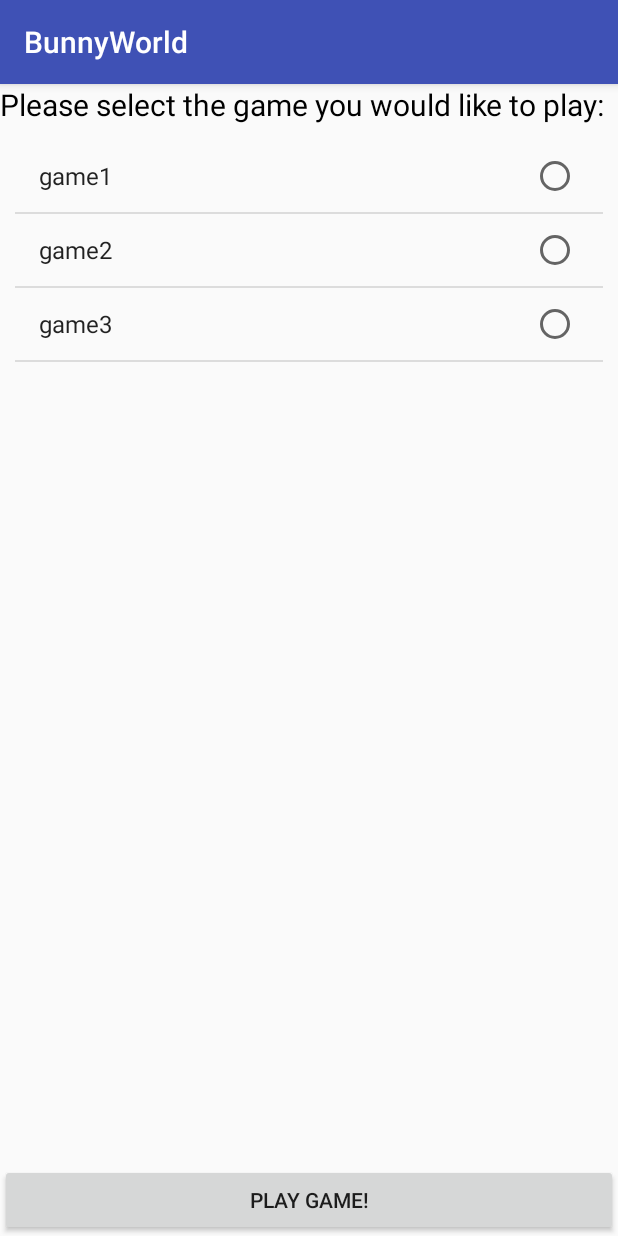
After one commit to cmguyman11/108adventure, an Android app: the PlayGameOptions screen opened directly, with no data from a screen before it, on a phone screen of 412 x 824 dp. The commit adds this screen. Run offline under Robolectric (Android 15) with nearby library versions, the phone set to English and light mode, and no system bars.

Commit message:
santiago initial version of the app with main activity, edit activity, and the two activities needed to start a game

```diff
--- a/app/src/main/AndroidManifest.xml
+++ b/app/src/main/AndroidManifest.xml
@@ -16,6 +16,9 @@
                 <category android:name="android.intent.category.LAUNCHER" />
             </intent-filter>
         </activity>
+        <activity android:name=".PlayGame" />
+        <activity android:name=".EditGame" />
+        <activity android:name=".PlayGameOptions"></activity>
     </application>
 
 </manifest>
--- /dev/null
+++ b/app/src/main/java/edu/stanford/cs108/bunnyworld/PlayGameOptions.java
@@ -0,0 +1,73 @@
+package edu.stanford.cs108.bunnyworld;
+
+import android.content.Intent;
+import android.database.Cursor;
+import android.database.sqlite.SQLiteDatabase;
+import android.support.v7.app.AppCompatActivity;
+import android.os.Bundle;
+import android.view.View;
+import android.widget.ArrayAdapter;
+import android.widget.ListAdapter;
+import android.widget.ListView;
+import android.widget.TextView;
+
+public class PlayGameOptions extends AppCompatActivity {
+    SQLiteDatabase db;
+
+    @Override
+    protected void onCreate(Bundle savedInstanceState) {
+        super.onCreate(savedInstanceState);
+        setContentView(R.layout.activity_play_game_options);
+
+        //Creates a test table to see if our adapter works
+        String setUpStr = "CREATE TABLE games ("
+                + "game TEXT, "
+                + "_id INTEGER PRIMARY KEY AUTOINCREMENT);";
+
+        String testTable = "INSERT INTO games VALUES " +
+                "('game1', NULL)," +
+                "('game2', NULL)," +
+                "('game3', NULL);";
+
+        db = openOrCreateDatabase("gamesDB", MODE_PRIVATE,null);
+        Cursor tablesCursor = db.rawQuery("SELECT name FROM sqlite_master " +
+                "WHERE type='table' AND name='games'", null);
+
+        if(tablesCursor.getCount() == 0) {
+            db.execSQL(setUpStr);
+            db.execSQL(testTable);
+        }
+
+        Cursor cursor = db.rawQuery("SELECT * FROM games", null);
+        String[] gamesArray = new String[cursor.getCount()];
+        int i = 0;
+        while(cursor.moveToNext()){
+            String game = cursor.getString(cursor.getColumnIndex("game"));
+            gamesArray[i] = game;
+            i ++;
+        }
+
+        ListView listView = (ListView) findViewById(R.id.games_listView);
+        ListAdapter adapter = new ArrayAdapter<String>(
+                this,
+                android.R.layout.simple_list_item_single_choice,
+                gamesArray);
+        listView.setAdapter(adapter);
+        listView.setChoiceMode(ListView.CHOICE_MODE_SINGLE);
+    }
+
+    public void playSelectedGame(View view){
+        ListView listView = (ListView) findViewById(R.id.games_listView);
+        int index = listView.getCheckedItemPosition();
+        int game_id = 0;
+        Cursor cursor = db.rawQuery("SELECT * FROM games WHERE rowid = " + index + ";", null);
+        if(cursor.moveToFirst()) {
+            game_id = cursor.getInt(cursor.getColumnIndex("_id"));
+        }
+
+        Intent intent = new Intent(this,PlayGame.class);
+        intent.putExtra("GAME_ID", game_id);
+        startActivity(intent);
+
+    }
+}
--- /dev/null
+++ b/app/src/main/res/layout/activity_play_game_options.xml
@@ -0,0 +1,33 @@
+<?xml version="1.0" encoding="utf-8"?>
+<LinearLayout
+    xmlns:android="http://schemas.android.com/apk/res/android"
+    xmlns:app="http://schemas.android.com/apk/res-auto"
+    xmlns:tools="http://schemas.android.com/tools"
+    android:orientation="vertical"
+    android:layout_width="match_parent"
+    android:layout_height="match_parent"
+    tools:context="edu.stanford.cs108.bunnyworld.PlayGameOptions">
+
+    <TextView
+        android:text="Please select the game you would like to play:"
+        android:textSize="20dp"
+        android:textColor="#000000"
+        android:layout_width="wrap_content"
+        android:layout_height="wrap_content" />
+
+    <ListView
+        android:id="@+id/games_listView"
+        android:layout_width="match_parent"
+        android:layout_height="0dp"
+        android:layout_weight="1"
+        android:layout_margin="10dp">
+
+    </ListView>
+
+    <Button
+        android:onClick="playSelectedGame"
+        android:text="Play game!"
+        android:layout_width="match_parent"
+        android:layout_height="wrap_content" />
+
+</LinearLayout>
```
Also changed, not shown: app/src/main/java/edu/stanford/cs108/bunnyworld/EditGame.java (added, +22 -0 lines), app/src/main/java/edu/stanford/cs108/bunnyworld/MainActivity.java (+12 -0 lines), app/src/main/java/edu/stanford/cs108/bunnyworld/PlayGame.java (added, +23 -0 lines), app/src/main/res/layout/activity_edit_game.xml (added, +28 -0 lines), app/src/main/res/layout/activity_main.xml (+10 -4 lines), app/src/main/res/layout/activity_play_game.xml (added, +24 -0 lines).
